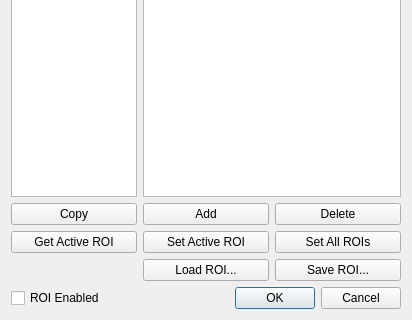
This is ui/roi.ui in tweber-ill/frm_mirror-miezetools as Qt 5 draws it before an edit; both pictures show x 0 to 412 and y 145 to 465 of the 412 by 465 pixel window. The edited form follows.
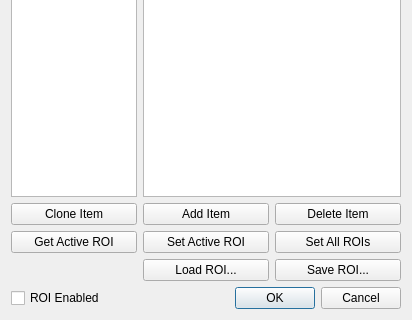
This is the edited form.

Patch:
```diff
--- a/ui/roi.ui
+++ b/ui/roi.ui
@@ -78,21 +78,21 @@
      <item row="1" column="1">
       <widget class="QPushButton" name="btnAdd">
        <property name="text">
-        <string>Add</string>
+        <string>Add Item</string>
        </property>
       </widget>
      </item>
      <item row="1" column="2">
       <widget class="QPushButton" name="btnDelete">
        <property name="text">
-        <string>Delete</string>
+        <string>Delete Item</string>
        </property>
       </widget>
      </item>
      <item row="1" column="0">
       <widget class="QPushButton" name="btnCopy">
        <property name="text">
-        <string>Copy</string>
+        <string>Clone Item</string>
        </property>
       </widget>
      </item>
```
Left out of the diff: 14 changed lines with no effect on the pictures.
